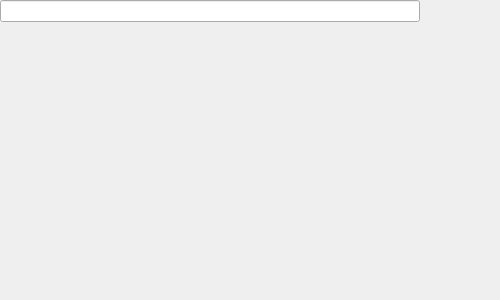
kiwix/kiwix-desktop, file src/tocsidebar.ui: the form before one commit.
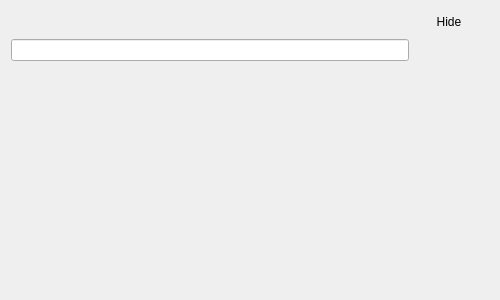
The form after the commit. Icons and pictures are not drawn.

The edit to the form file:
```diff
--- a/src/tocsidebar.ui
+++ b/src/tocsidebar.ui
@@ -20,23 +20,43 @@
    <string>Form</string>
   </property>
   <layout class="QVBoxLayout" name="verticalLayout">
-   <property name="sizeConstraint">
-    <enum>QLayout::SetMaximumSize</enum>
-   </property>
-   <property name="leftMargin">
-    <number>0</number>
-   </property>
-   <property name="topMargin">
-    <number>0</number>
-   </property>
-   <property name="rightMargin">
-    <number>0</number>
-   </property>
-   <property name="bottomMargin">
-    <number>0</number>
-   </property>
+   <item>
+    <layout class="QVBoxLayout" name="verticalLayout_2">
+     <item>
+      <layout class="QHBoxLayout" name="horizontalLayout_2">
+       <item>
+        <spacer name="horizontalSpacer">
+         <property name="orientation">
+          <enum>Qt::Horizontal</enum>
+         </property>
+         <property name="sizeHint" stdset="0">
+          <size>
+           <width>40</width>
+           <height>20</height>
+          </size>
+         </property>
+        </spacer>
+       </item>
+       <item>
+        <widget class="QPushButton" name="hideButton">
+         <property name="sizePolicy">
+          <sizepolicy hsizetype="Minimum" vsizetype="Minimum">
+           <horstretch>0</horstretch>
+           <verstretch>0</verstretch>
+          </sizepolicy>
+         </property>
+         <property name="text">
+          <string>Hide</string>
+         </property>
+         <property name="flat">
+          <bool>true</bool>
+         </property>
+        </widget>
+       </item>
+      </layout>
+     </item>
    <item>
-    <layout class="QHBoxLayout" name="horizontalLayout" stretch="1,0,0">
+      <layout class="QHBoxLayout" name="horizontalLayout" stretch="0,0,0">
      <property name="spacing">
       <number>0</number>
      </property>
@@ -88,6 +108,8 @@
       </size>
      </property>
     </spacer>
+     </item>
+    </layout>
    </item>
   </layout>
  </widget>
```
Lines whose indentation alone changed are shown as unchanged.
